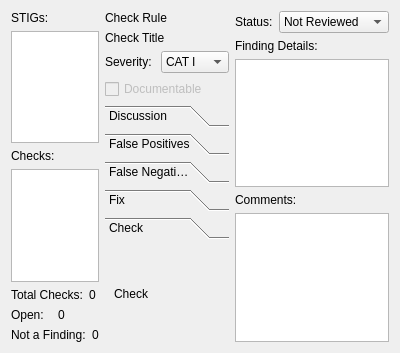
Old version of the form assetview.ui in the repository squinky86/STIGQter.
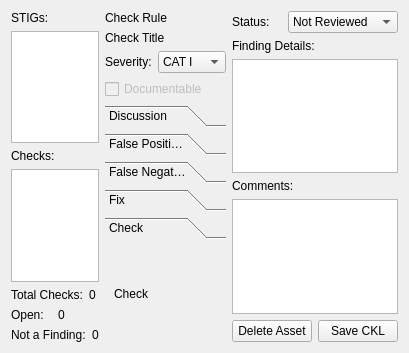
New version of the form.

Patch:
```diff
--- a/assetview.ui
+++ b/assetview.ui
@@ -277,7 +277,7 @@
          <rect>
           <x>0</x>
           <y>0</y>
-          <width>146</width>
+          <width>125</width>
           <height>109</height>
          </rect>
         </property>
@@ -358,6 +358,24 @@
      <item>
       <widget class="QPlainTextEdit" name="txtComments"/>
      </item>
+     <item>
+      <layout class="QHBoxLayout" name="horizontalLayout_7">
+       <item>
+        <widget class="QPushButton" name="btnDeleteAsset">
+         <property name="text">
+          <string>Delete Asset</string>
+         </property>
+        </widget>
+       </item>
+       <item>
+        <widget class="QPushButton" name="btnSaveCKL">
+         <property name="text">
+          <string>Save CKL</string>
+         </property>
+        </widget>
+       </item>
+      </layout>
+     </item>
     </layout>
    </item>
   </layout>
```
Left out of the diff: 42 changed lines with no effect on the pictures.
